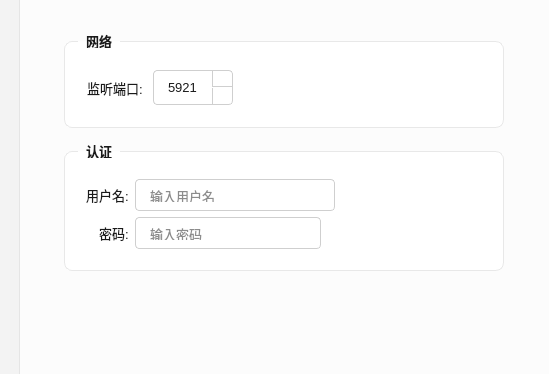
The window that src/ui/settingsdialog.ui (JiaYongChen/CrossRemoteDesktop) describes before a commit, drawn with Qt 5; both pictures show x 151 to 700 and y 0 to 374 of the 700 by 500 pixel window.
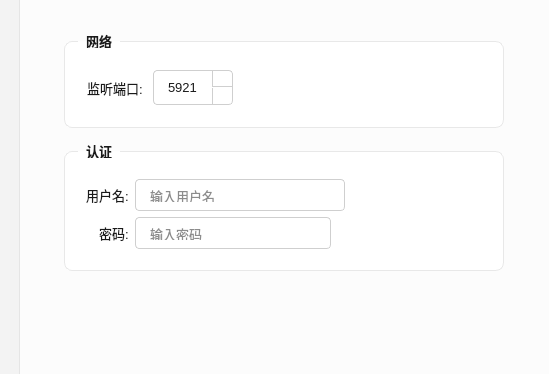
The same window after the commit. The open tabs and pages were chosen to show the change. Icons and pictures are not drawn.

Diff of the .ui file:
```diff
--- a/src/ui/settingsdialog.ui
+++ b/src/ui/settingsdialog.ui
@@ -691,7 +691,7 @@
                    <size><width>0</width><height>32</height></size>
                   </property>
                   <property name="maximumSize">
-                   <size><width>200</width><height>32</height></size>
+                   <size><width>210</width><height>32</height></size>
                   </property>
                   <property name="placeholderText">
                    <string>输入用户名</string>
@@ -713,7 +713,7 @@
                      <size><width>0</width><height>32</height></size>
                     </property>
                     <property name="maximumSize">
-                     <size><width>186</width><height>32</height></size>
+                     <size><width>196</width><height>32</height></size>
                     </property>
                     <property name="echoMode">
                      <enum>QLineEdit::Password</enum>
```
Left out of the diff: 2 changed lines with no effect on the pictures.
